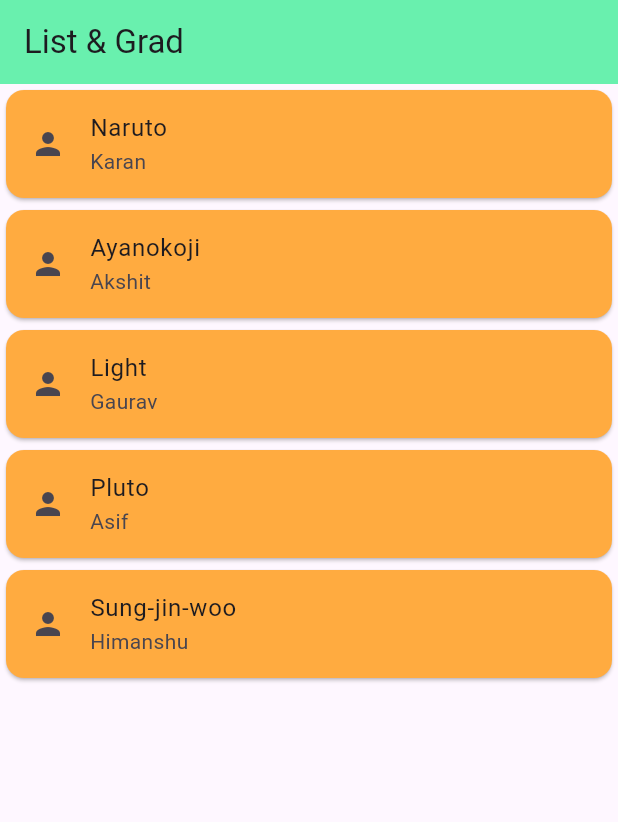
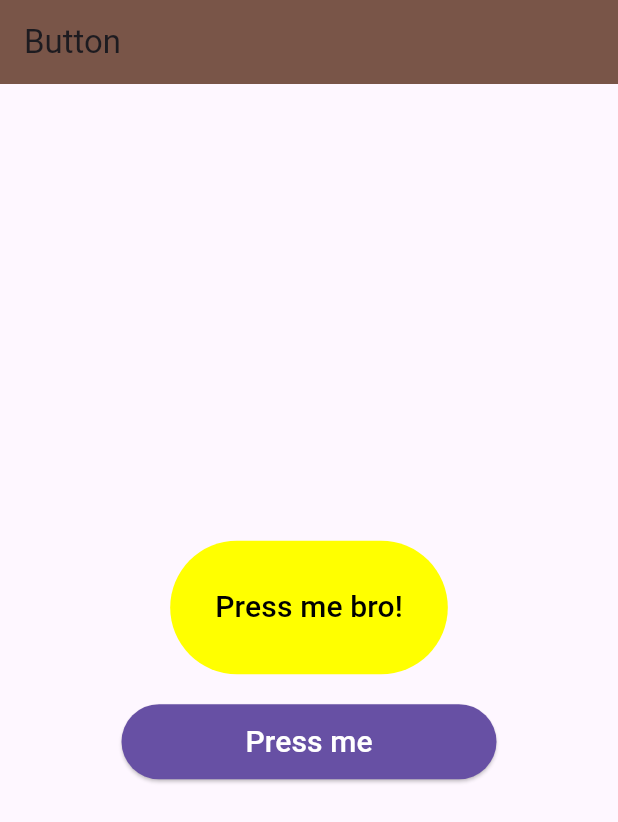
Before and after one commit to dhruv20047228/flutter-dev, a Flutter app: the screen it shows after launch, on a phone screen of 412 x 824 dp. Shown: the top 822 px of the screen. Run offline on Flutter 3.47's test engine with Material 3 defaults, Android fonts, the phone set to English and light mode, and no system bars.

Commit message:
Button Added

```diff
--- a/lib/main.dart
+++ b/lib/main.dart
@@ -1,5 +1,5 @@
 import 'package:flutter/material.dart';
-import 'package:my_app/widgets/list_grad.dart';
+import 'package:my_app/widgets/button.dart';
 
 void main() => runApp(MyApp());
 
@@ -8,6 +8,6 @@ class MyApp extends StatelessWidget {
 
   @override
   Widget build(BuildContext context) {
-    return MaterialApp(debugShowCheckedModeBanner: false, home: ListGrad());
+    return MaterialApp(debugShowCheckedModeBanner: false, home: Button());
   }
 }
--- /dev/null
+++ b/lib/widgets/button.dart
@@ -0,0 +1,56 @@
+import 'package:flutter/material.dart';
+
+class Button extends StatelessWidget {
+  const Button({super.key});
+
+  @override
+  Widget build(BuildContext context) {
+    return Scaffold(
+      appBar: AppBar(title: Text('Button'), backgroundColor: Colors.brown),
+      body: Center(
+        child: Column(
+          mainAxisAlignment: MainAxisAlignment.center,
+          children: [
+            TextButton(
+              style: ButtonStyle(
+                padding: MaterialStateProperty.all(EdgeInsets.all(30)),
+                overlayColor: MaterialStateProperty.all(Colors.pinkAccent),
+                elevation: MaterialStateProperty.all(20),
+                backgroundColor: MaterialStateProperty.all(Colors.yellowAccent),
+              ),
+              child: Text(
+                'Press me bro!',
+                style: TextStyle(fontSize: 20, color: Colors.black),
+              ),
+              onPressed: () {},
+            ),
+            SizedBox(height: 20),
+            Container(
+              height: 50,
+              width: 250,
+              child: ElevatedButton(
+                style: ButtonStyle(
+                  backgroundColor: MaterialStateProperty.all(
+                    Theme.of(context).primaryColor,
+                  ),
+                  shape: MaterialStateProperty.all(
+                    RoundedRectangleBorder(
+                      borderRadius: BorderRadius.circular(40),
+                    ),
+                  ),
+                ),
+                onPressed: () {
+                  print('Like');
+                },
+                child: Text(
+                  'Press me',
+                  style: TextStyle(fontSize: 20, color: Colors.white),
+                ),
+              ),
+            ),
+          ],
+        ),
+      ),
+    );
+  }
+}
```
